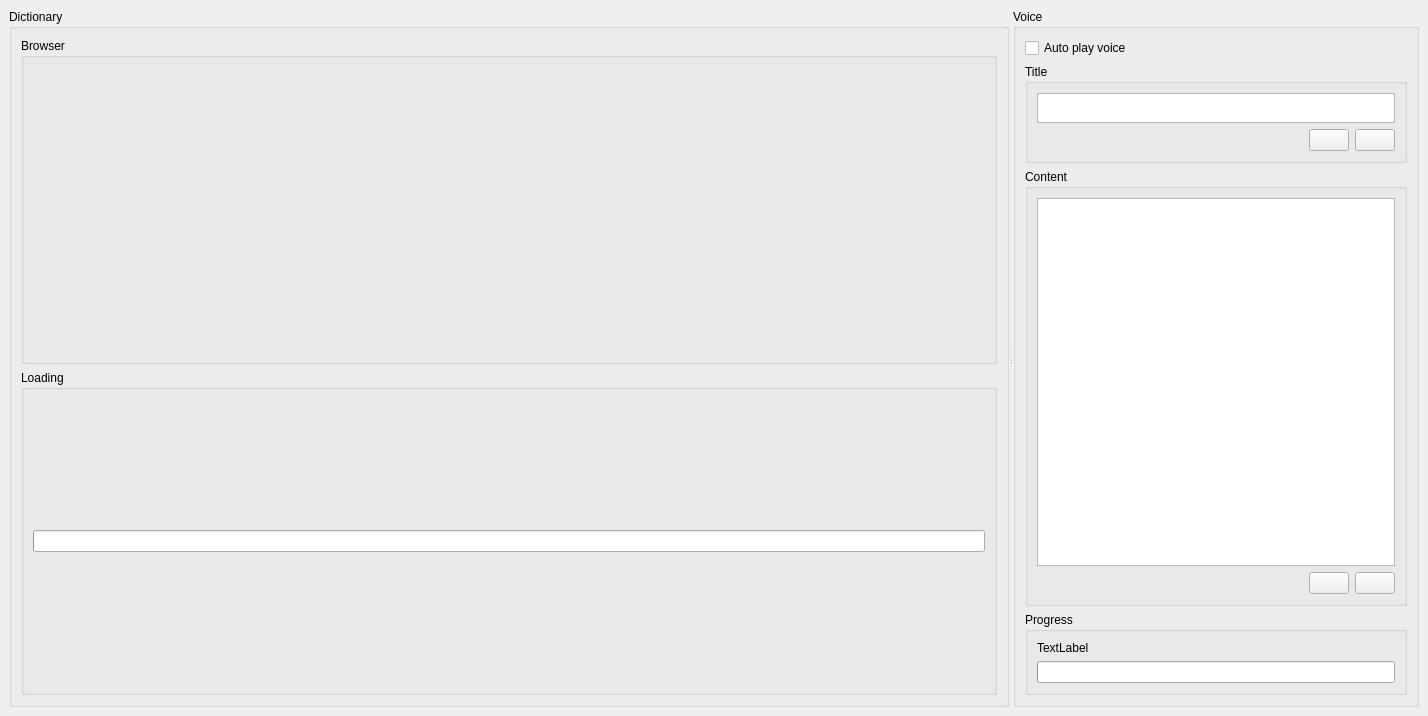
Old version of the form src/ui/mainwindow.ui in the repository samwellzuk/mktts.
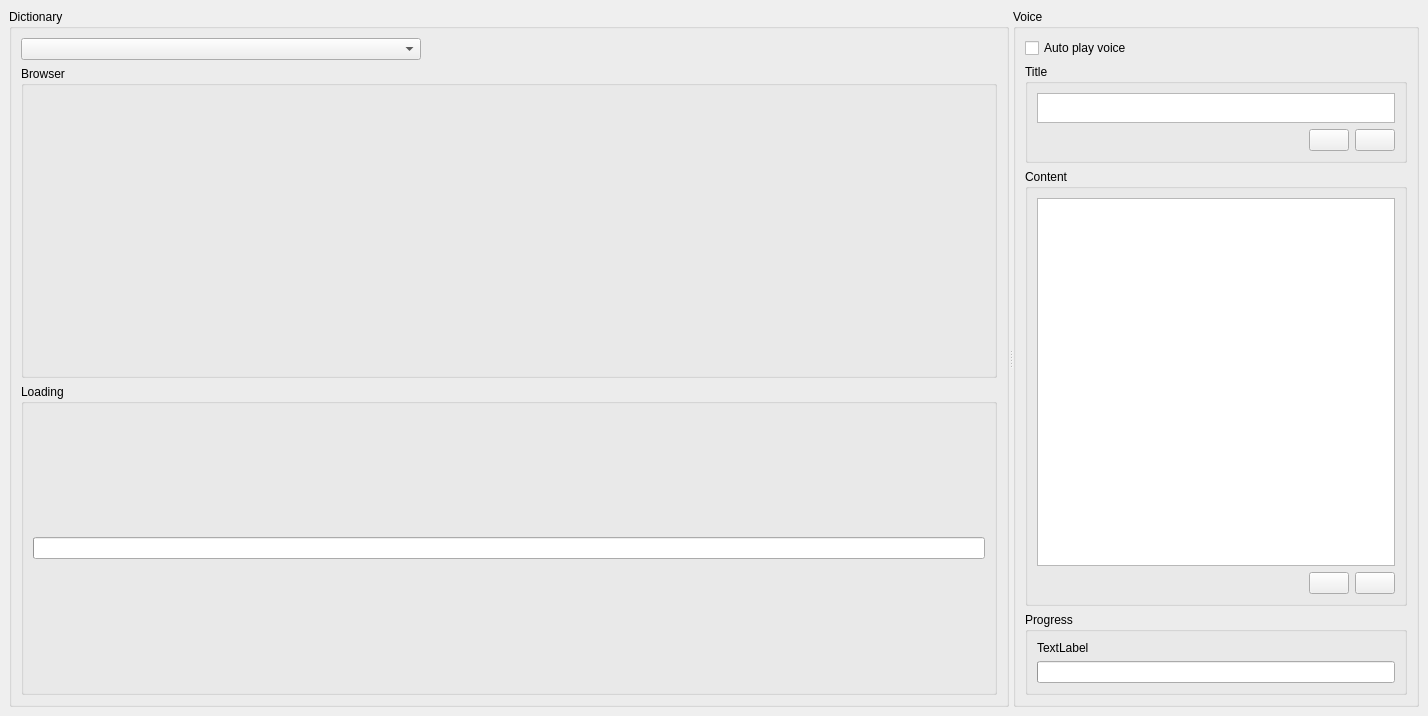
New version of the form. Icons and pictures are not drawn.

What changed in the file:
```diff
--- a/src/ui/mainwindow.ui
+++ b/src/ui/mainwindow.ui
@@ -41,6 +41,22 @@
         <string>Dictionary</string>
        </property>
        <layout class="QVBoxLayout" name="verticalLayout_7">
+        <item>
+         <widget class="QComboBox" name="dictionaryBox">
+          <property name="sizePolicy">
+           <sizepolicy hsizetype="Maximum" vsizetype="Fixed">
+            <horstretch>0</horstretch>
+            <verstretch>0</verstretch>
+           </sizepolicy>
+          </property>
+          <property name="maximumSize">
+           <size>
+            <width>400</width>
+            <height>16777215</height>
+           </size>
+          </property>
+         </widget>
+        </item>
         <item>
          <widget class="QGroupBox" name="groupBox_4">
           <property name="title">
```
